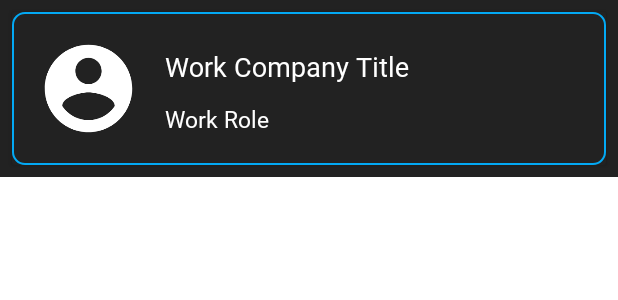
After one commit to juanchosandox90/SandovalPortfolio, an Android app: the layout work_item_row.xml on its own in the app's theme, with its tools: preview values and no code run, on a phone screen of 412 x 824 dp. The commit adds this screen. Shown: the top 300 px of the screen. Run offline under Robolectric (Android 15) with nearby library versions, the phone set to English and light mode, and no system bars; Roboto replaces fonts that are not available here.

Commit message:
feature_dev0.0.1/003_workFragmentContent  - Work object to fill content adapter  - WorkFragment Adapter to fill work fragment content  - WorkFragment connection to Work Firebase Realtime DB

```diff
--- a/app/build.gradle
+++ b/app/build.gradle
@@ -47,12 +47,14 @@ dependencies {
     androidTestImplementation 'androidx.test.ext:junit:1.1.1'
     androidTestImplementation 'androidx.test.espresso:espresso-core:3.2.0'
 
+    //Firebase
     implementation 'com.google.firebase:firebase-auth:19.3.1'
     implementation 'com.google.firebase:firebase-database:19.3.0'
     implementation 'com.google.firebase:firebase-analytics:17.4.0'
     implementation 'com.google.android.gms:play-services-auth:18.0.0'
     implementation 'com.firebaseui:firebase-ui-database:2.1.1'
 
+    //Google Materials
     implementation 'com.google.android.material:material:1.2.0-alpha06'
     implementation 'com.shobhitpuri.custombuttons:google-signin:1.1.0'
     implementation 'androidx.viewpager2:viewpager2:1.1.0-alpha01'
--- /dev/null
+++ b/app/src/main/res/layout/work_item_row.xml
@@ -0,0 +1,71 @@
+<?xml version="1.0" encoding="utf-8"?>
+<androidx.constraintlayout.widget.ConstraintLayout xmlns:android="http://schemas.android.com/apk/res/android"
+    xmlns:app="http://schemas.android.com/apk/res-auto"
+    android:layout_width="match_parent"
+    android:layout_height="wrap_content"
+    android:background="@color/darkBg">
+
+    <androidx.cardview.widget.CardView
+        android:id="@+id/cardView3"
+        android:layout_width="0dp"
+        android:layout_height="wrap_content"
+        android:layout_marginStart="8dp"
+        android:layout_marginTop="8dp"
+        android:layout_marginEnd="8dp"
+        android:layout_marginBottom="8dp"
+        android:background="@drawable/bt_shape_3"
+        android:elevation="5dp"
+        app:cardBackgroundColor="@color/darkBg"
+        app:layout_constraintBottom_toBottomOf="parent"
+        app:layout_constraintEnd_toEndOf="parent"
+        app:layout_constraintStart_toStartOf="parent"
+        app:layout_constraintTop_toTopOf="parent">
+
+        <androidx.constraintlayout.widget.ConstraintLayout
+            android:layout_width="match_parent"
+            android:layout_height="wrap_content"
+            android:background="@drawable/bt_shape_3">
+
+            <ImageView
+                android:id="@+id/workImage"
+                android:layout_width="70dp"
+                android:layout_height="70dp"
+                android:layout_marginStart="16dp"
+                android:layout_marginTop="16dp"
+                android:layout_marginBottom="16dp"
+                android:src="@drawable/ic_account_white"
+                app:layout_constraintBottom_toBottomOf="parent"
+                app:layout_constraintStart_toStartOf="parent"
+                app:layout_constraintTop_toTopOf="parent" />
+
+            <TextView
+                android:id="@+id/workCompanyTitle"
+                android:layout_width="wrap_content"
+                android:layout_height="wrap_content"
+                android:layout_marginStart="16dp"
+                android:layout_marginTop="8dp"
+                android:fontFamily="@font/roboto"
+                android:text="Work Company Title"
+                android:textColor="@android:color/white"
+                android:textSize="18sp"
+                app:layout_constraintStart_toEndOf="@+id/workImage"
+                app:layout_constraintTop_toTopOf="@+id/workImage" />
+
+            <TextView
+                android:id="@+id/workRoleDescription"
+                android:layout_width="wrap_content"
+                android:layout_height="wrap_content"
+                android:layout_marginTop="8dp"
+                android:fontFamily="@font/roboto"
+                android:text="Work Role"
+                android:textColor="@android:color/white"
+                android:textSize="15sp"
+                app:layout_constraintBottom_toBottomOf="@+id/workImage"
+                app:layout_constraintStart_toStartOf="@+id/workCompanyTitle"
+                app:layout_constraintTop_toBottomOf="@+id/workCompanyTitle" />
+
+        </androidx.constraintlayout.widget.ConstraintLayout>
+
+    </androidx.cardview.widget.CardView>
+
+</androidx.constraintlayout.widget.ConstraintLayout>
```
Also changed, not shown: app/src/main/java/com/juansandoval/sandovalportfolio/data/Work.kt (added, +26 -0 lines), app/src/main/java/com/juansandoval/sandovalportfolio/ui/adapters/WorkAdapter.kt (added, +56 -0 lines), app/src/main/java/com/juansandoval/sandovalportfolio/ui/fragments/WorkFragment.kt (+19 -0 lines), app/src/main/res/layout/fragment_work.xml (+17 -7 lines).
